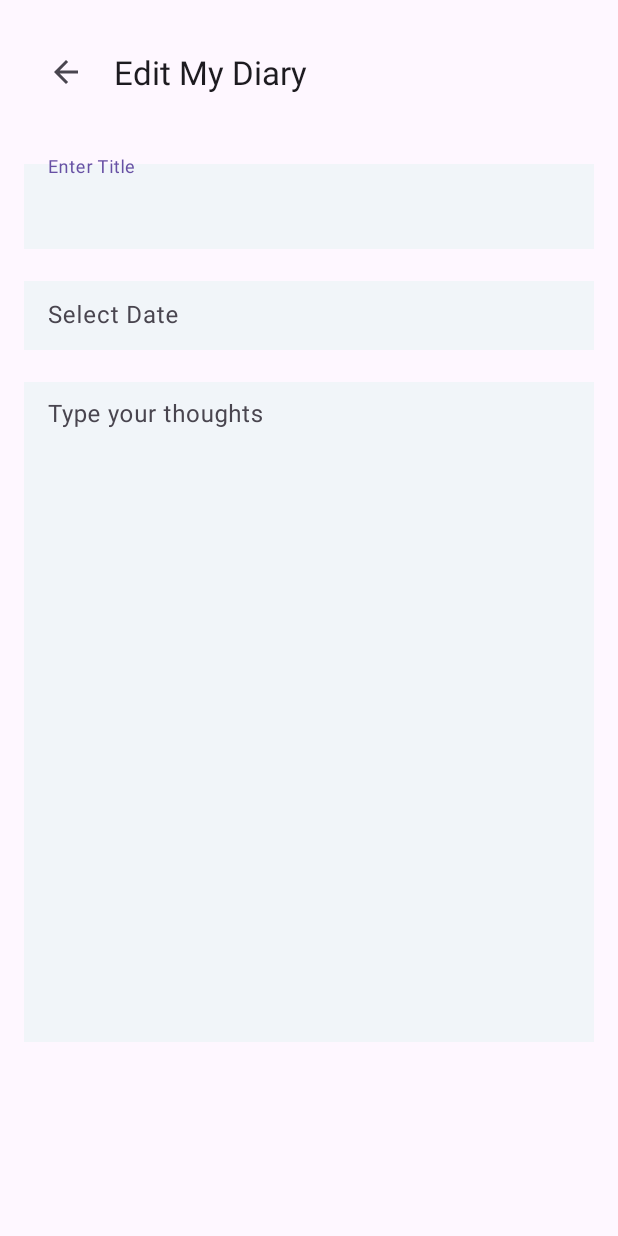
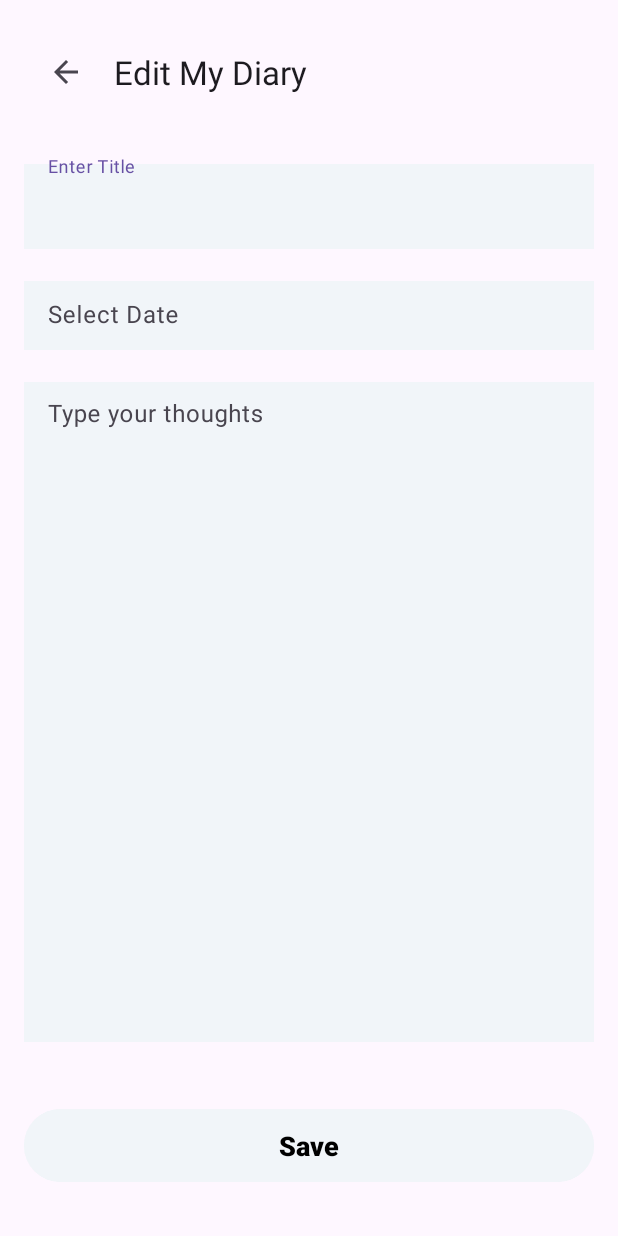
Before and after one commit to azizahfzahrr/Assignment2-Azizah-Fathimatuzzahro, an Android app: the DetailDiary screen opened directly, with no data from a screen before it, on a phone screen of 412 x 824 dp. Run offline under Robolectric (Android 15) with nearby library versions, the phone set to English and light mode, and no system bars; our stand-ins replace Room's generated code.

Commit message:
fixing edited diary

```diff
--- a/app/src/main/java/com/azizahfzahrr/assignment2_azizah_fathimatuzzahro/data/DiaryDao.kt
+++ b/app/src/main/java/com/azizahfzahrr/assignment2_azizah_fathimatuzzahro/data/DiaryDao.kt
@@ -27,4 +27,6 @@ interface DiaryDAO {
     @Query("SELECT * FROM diary_entity ORDER BY title ASC")
     suspend fun getDiariesSortedByTitle(): List<DiaryEntity>
 
+    @Query("SELECT * FROM diary_entity WHERE id = :id")
+    suspend fun getDiaryById(id: Int): DiaryEntity?
 }
--- a/app/src/main/java/com/azizahfzahrr/assignment2_azizah_fathimatuzzahro/data/DiaryEntity.kt
+++ b/app/src/main/java/com/azizahfzahrr/assignment2_azizah_fathimatuzzahro/data/DiaryEntity.kt
@@ -7,7 +7,7 @@ import androidx.room.PrimaryKey
 @Entity(tableName = "diary_entity")
 data class DiaryEntity(
     @PrimaryKey(autoGenerate = true)  val id: Int = 0,
-    @ColumnInfo(name = "title")  val title: String,
-    @ColumnInfo(name = "description")  val description: String,
+    @ColumnInfo(name = "title")  var title: String,
+    @ColumnInfo(name = "description")  var description: String,
     @ColumnInfo(name = "date")  val date: Long = System.currentTimeMillis()
 )
--- a/app/src/main/java/com/azizahfzahrr/assignment2_azizah_fathimatuzzahro/presentation/DiaryFragment.kt
+++ b/app/src/main/java/com/azizahfzahrr/assignment2_azizah_fathimatuzzahro/presentation/DiaryFragment.kt
@@ -131,6 +131,7 @@ class DiaryFragment : Fragment(), ItemDiaryListener {
 
     override fun onEditClicked(diary: DiaryEntity) {
         val intent = Intent(requireActivity(), DetailDiary::class.java).apply {
+            putExtra("id", diary.id)
             putExtra("date", diary.date)
             putExtra("title", diary.title)
             putExtra("description", diary.description)
--- a/app/src/main/res/layout/activity_detail_diary.xml
+++ b/app/src/main/res/layout/activity_detail_diary.xml
@@ -70,4 +70,20 @@
             android:padding="12dp" />
     </com.google.android.material.textfield.TextInputLayout>
 
+    <Button
+        android:id="@+id/saveButton"
+        android:layout_width="0dp"
+        android:layout_height="wrap_content"
+        android:layout_marginTop="24dp"
+        android:padding="12dp"
+        android:backgroundTint="@color/background"
+        android:text="@string/save"
+        android:textColor="@color/black"
+        android:textSize="18sp"
+        android:textStyle="bold"
+        app:layout_constraintBottom_toBottomOf="parent"
+        app:layout_constraintEnd_toEndOf="parent"
+        app:layout_constraintStart_toStartOf="parent"
+        app:layout_constraintTop_toBottomOf="@id/thoughts_input_detail" />
+
 </androidx.constraintlayout.widget.ConstraintLayout>
```
Also changed, not shown: app/src/main/java/com/azizahfzahrr/assignment2_azizah_fathimatuzzahro/presentation/DetailDiary.kt (+39 -0 lines).
